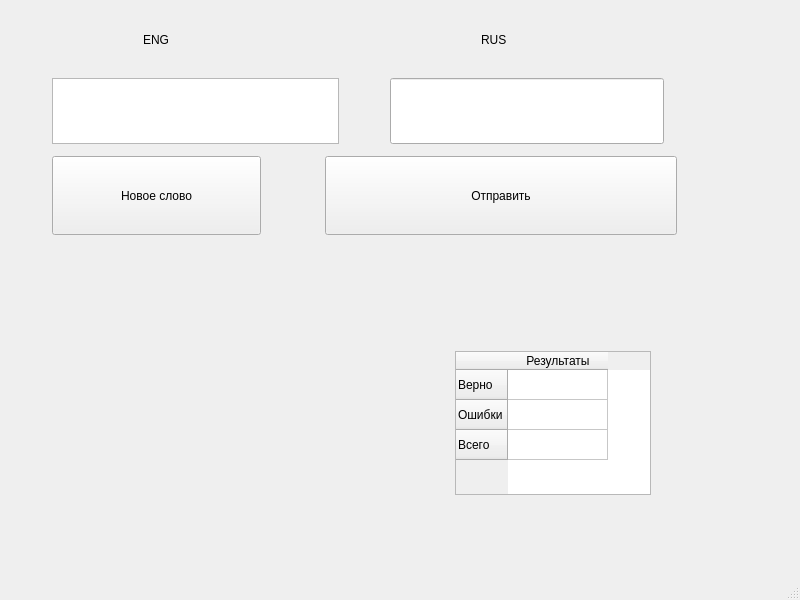
This is tested.ui in L8teD/PyQt5_project as Qt 5 draws it before an edit. The edited form follows.
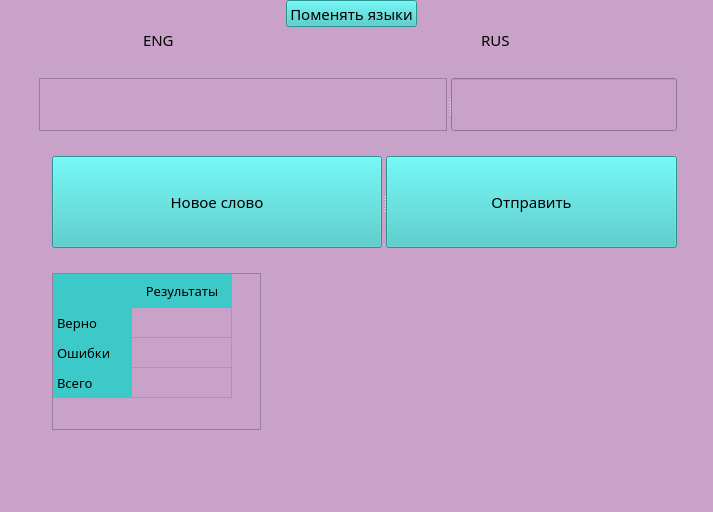
This is the edited form.

Diff of the .ui file:
```diff
--- a/tested.ui
+++ b/tested.ui
@@ -6,40 +6,52 @@
    <rect>
     <x>0</x>
     <y>0</y>
-    <width>800</width>
-    <height>600</height>
+    <width>713</width>
+    <height>512</height>
    </rect>
   </property>
   <property name="windowTitle">
    <string>MainWindow</string>
   </property>
+  <property name="styleSheet">
+   <string notr="true">*
+{
+	background:#c8a2c8;
+	font-size: 15px;
+	font-family: Century Gothic, sans-serif;
+}
+
+QPushButton{
+	background-color: #3cc9c7;
+}
+
+QPushButton:hover{
+	background: #48f0ed;
+}
+
+QHeaderView::section {
+    background-color:#3cc9c7;
+   	padding: 4px;
+    font-size: 10pt;
+    border-style: solid;
+
+}
+
+
+QTableWidget {
+    gridline-color:#3cc9c7 ;
+    font-size: 10pt;
+}
+
+QTableWidget QTableCornerButton::section {
+    background-color:#3cc9c7;
+    border: 1px solid #3cc9c7;
+}
+
+
+</string>
+  </property>
   <widget class="QWidget" name="centralwidget">
-   <widget class="QPushButton" name="pushButton">
-    <property name="geometry">
-     <rect>
-      <x>325</x>
-      <y>156</y>
-      <width>352</width>
-      <height>79</height>
-     </rect>
-    </property>
-    <property name="text">
-     <string>Отправить</string>
-    </property>
-   </widget>
-   <widget class="QLineEdit" name="lineEdit">
-    <property name="geometry">
-     <rect>
-      <x>390</x>
-      <y>78</y>
-      <width>274</width>
-      <height>66</height>
-     </rect>
-    </property>
-    <property name="text">
-     <string/>
-    </property>
-   </widget>
    <widget class="QLabel" name="label_2">
     <property name="geometry">
      <rect>
@@ -62,40 +74,20 @@
       <height>53</height>
      </rect>
     </property>
+    <property name="styleSheet">
+     <string notr="true"/>
+    </property>
     <property name="text">
      <string>RUS</string>
     </property>
    </widget>
-   <widget class="QListWidget" name="listWidget">
-    <property name="geometry">
-     <rect>
-      <x>52</x>
-      <y>78</y>
-      <width>287</width>
-      <height>66</height>
-     </rect>
-    </property>
-   </widget>
-   <widget class="QPushButton" name="pushButton_2">
-    <property name="geometry">
-     <rect>
-      <x>52</x>
-      <y>156</y>
-      <width>209</width>
-      <height>79</height>
-     </rect>
-    </property>
-    <property name="text">
-     <string>Новое слово</string>
-    </property>
-   </widget>
    <widget class="QTableWidget" name="tableWidget">
     <property name="geometry">
      <rect>
-      <x>455</x>
-      <y>351</y>
-      <width>196</width>
-      <height>144</height>
+      <x>52</x>
+      <y>273</y>
+      <width>209</width>
+      <height>157</height>
      </rect>
     </property>
     <row>
@@ -122,16 +114,78 @@
    <widget class="QLabel" name="label">
     <property name="geometry">
      <rect>
-      <x>195</x>
-      <y>260</y>
+      <x>312</x>
+      <y>286</y>
       <width>352</width>
       <height>53</height>
      </rect>
     </property>
+    <property name="styleSheet">
+     <string notr="true">QLabel
+{
+	font-size:22px;
+	font-family:&quot;MS Shell Dlg 2&quot;;
+}</string>
+    </property>
     <property name="text">
      <string/>
     </property>
    </widget>
+   <widget class="QPushButton" name="pushButton_3">
+    <property name="geometry">
+     <rect>
+      <x>286</x>
+      <y>0</y>
+      <width>131</width>
+      <height>27</height>
+     </rect>
+    </property>
+    <property name="text">
+     <string>Поменять языки</string>
+    </property>
+   </widget>
+   <widget class="QSplitter" name="splitter_2">
+    <property name="geometry">
+     <rect>
+      <x>39</x>
+      <y>78</y>
+      <width>638</width>
+      <height>53</height>
+     </rect>
+    </property>
+    <property name="orientation">
+     <enum>Qt::Horizontal</enum>
+    </property>
+    <widget class="QListWidget" name="listWidget"/>
+    <widget class="QLineEdit" name="lineEdit">
+     <property name="text">
+      <string/>
+     </property>
+    </widget>
+   </widget>
+   <widget class="QSplitter" name="splitter">
+    <property name="geometry">
+     <rect>
+      <x>52</x>
+      <y>156</y>
+      <width>625</width>
+      <height>92</height>
+     </rect>
+    </property>
+    <property name="orientation">
+     <enum>Qt::Horizontal</enum>
+    </property>
+    <widget class="QPushButton" name="pushButton_2">
+     <property name="text">
+      <string>Новое слово</string>
+     </property>
+    </widget>
+    <widget class="QPushButton" name="pushButton">
+     <property name="text">
+      <string>Отправить</string>
+     </property>
+    </widget>
+   </widget>
   </widget>
   <widget class="QMenuBar" name="menubar">
    <property name="geometry">
```
Left out of the diff: 6 changed lines with no effect on the pictures.
